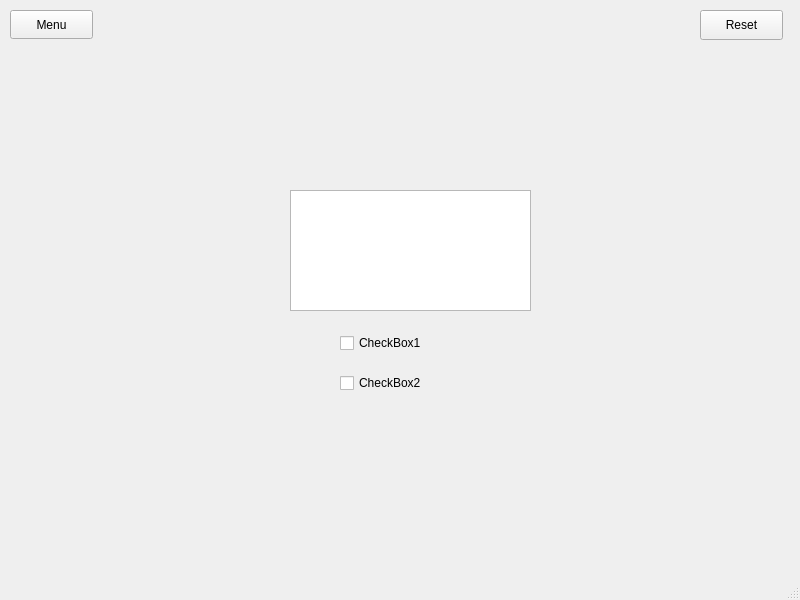
Before: the Qt Designer form GameWindow.ui in Rodrigo-BZ/Tetris, drawn with Qt 5.
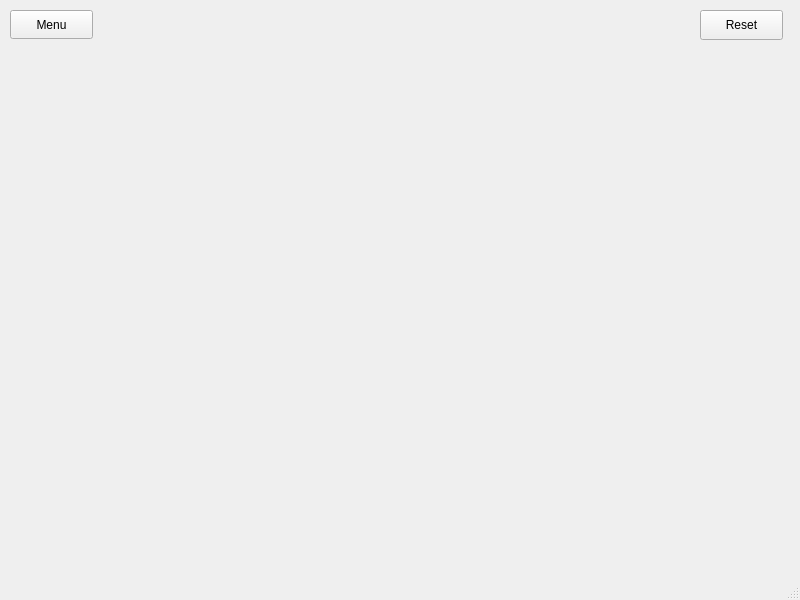
After: the same form once the commit is applied.

Commit message: Add unitary tile for grid

Diff of the .ui file:
```diff
--- a/GameWindow.ui
+++ b/GameWindow.ui
@@ -27,16 +27,6 @@
      <string>Menu</string>
     </property>
    </widget>
-   <widget class="QTextEdit" name="textEdit">
-    <property name="geometry">
-     <rect>
-      <x>290</x>
-      <y>190</y>
-      <width>241</width>
-      <height>121</height>
-     </rect>
-    </property>
-   </widget>
    <widget class="QPushButton" name="btnReset">
     <property name="geometry">
      <rect>
@@ -50,32 +40,6 @@
      <string>Reset</string>
     </property>
    </widget>
-   <widget class="QCheckBox" name="checkBox">
-    <property name="geometry">
-     <rect>
-      <x>340</x>
-      <y>330</y>
-      <width>101</width>
-      <height>26</height>
-     </rect>
-    </property>
-    <property name="text">
-     <string>CheckBox1</string>
-    </property>
-   </widget>
-   <widget class="QCheckBox" name="checkBox_2">
-    <property name="geometry">
-     <rect>
-      <x>340</x>
-      <y>370</y>
-      <width>101</width>
-      <height>26</height>
-     </rect>
-    </property>
-    <property name="text">
-     <string>CheckBox2</string>
-    </property>
-   </widget>
   </widget>
   <widget class="QMenuBar" name="menubar">
    <property name="geometry">
```
The commit also changes 1 other file.
